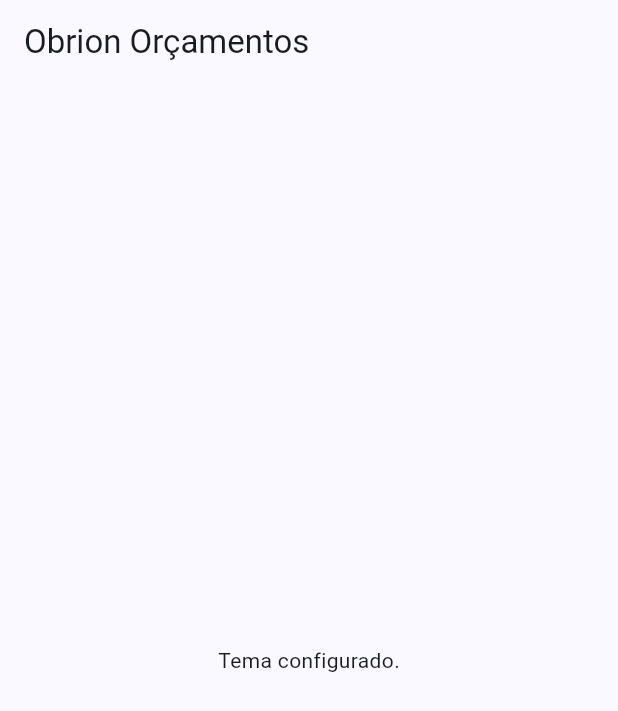
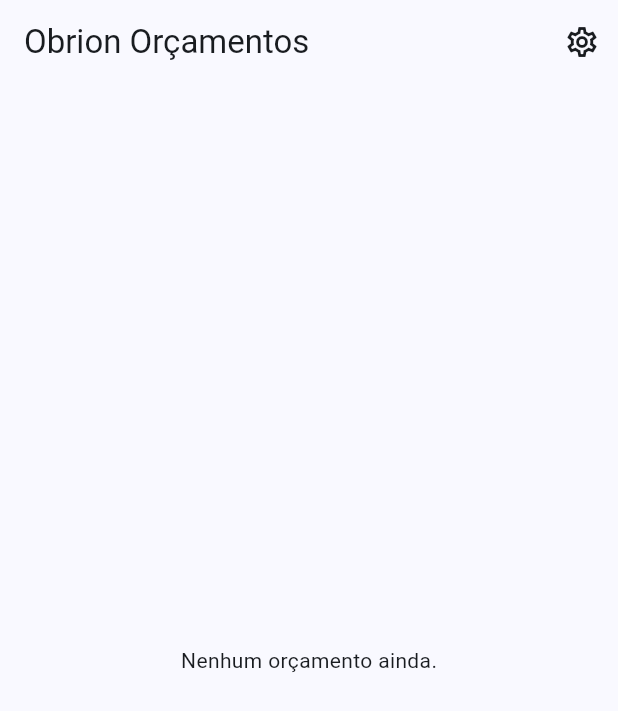
Before and after one commit to ractechdev-cell/obrion-orcamentos, a Flutter app: the screen it shows after launch, on a phone screen of 412 x 824 dp. Shown: the top 711 px of the screen. Run offline on Flutter 3.47's test engine with Material 3 defaults, Android fonts, the phone set to English and light mode, and no system bars; our stand-ins replace go_router.

Commit message:
feat: add navigation skeleton (go_router)
Rotas nomeadas centralizadas (AppRoutes) + GoRouter com duas rotas de
prova: home (placeholder até Clientes/Medição/Orçamento da Fase 1) e
settings (placeholder do módulo Settings do Core). main.dart passa a
usar MaterialApp.router.

Co-Authored-By: Claude Sonnet 5 <noreply@anthropic.com>

```diff
--- a/lib/main.dart
+++ b/lib/main.dart
@@ -1,5 +1,6 @@
 import 'package:flutter/material.dart';
 
+import 'routing/app_router.dart';
 import 'theme/app_theme.dart';
 
 void main() {
@@ -11,27 +12,13 @@ class ObrionOrcamentosApp extends StatelessWidget {
 
   @override
   Widget build(BuildContext context) {
-    return MaterialApp(
+    return MaterialApp.router(
       title: 'Obrion Orçamentos',
       debugShowCheckedModeBanner: false,
       theme: AppTheme.light(),
       darkTheme: AppTheme.dark(),
       themeMode: ThemeMode.system,
-      home: const _HomePlaceholder(),
+      routerConfig: appRouter,
     );
   }
 }
-
-/// Placeholder até a navegação (próximo passo da Fase 0) e as telas de
-/// negócio (Fase 1 — Clientes, Medição, Orçamento, PDF) existirem.
-class _HomePlaceholder extends StatelessWidget {
-  const _HomePlaceholder();
-
-  @override
-  Widget build(BuildContext context) {
-    return Scaffold(
-      appBar: AppBar(title: const Text('Obrion Orçamentos')),
-      body: const Center(child: Text('Tema configurado.')),
-    );
-  }
-}
--- /dev/null
+++ b/lib/routing/app_router.dart
@@ -0,0 +1,22 @@
+import 'package:go_router/go_router.dart';
+
+import '../screens/home_screen.dart';
+import '../screens/settings_screen.dart';
+import 'app_routes.dart';
+
+/// Esqueleto de navegação da Fase 0. Os módulos de negócio da Fase 1
+/// (Clientes, Medição, Lista de preços, Orçamento, PDF) entram aqui como
+/// novas rotas, sem precisar redesenhar esta estrutura.
+final appRouter = GoRouter(
+  initialLocation: AppRoutes.home,
+  routes: [
+    GoRoute(
+      path: AppRoutes.home,
+      builder: (context, state) => const HomeScreen(),
+    ),
+    GoRoute(
+      path: AppRoutes.settings,
+      builder: (context, state) => const SettingsScreen(),
+    ),
+  ],
+);
--- /dev/null
+++ b/lib/routing/app_routes.dart
@@ -0,0 +1,8 @@
+/// Caminhos de rota — nome centralizado para não espalhar strings soltas de
+/// navegação pelo app (mesma razão de não hardcodar cor: uma fonte única).
+class AppRoutes {
+  const AppRoutes._();
+
+  static const home = '/';
+  static const settings = '/settings';
+}
--- /dev/null
+++ b/lib/screens/home_screen.dart
@@ -0,0 +1,27 @@
+import 'package:flutter/material.dart';
+import 'package:go_router/go_router.dart';
+
+import '../routing/app_routes.dart';
+
+/// Placeholder até os módulos de negócio da Fase 1 (Clientes, Medição,
+/// Lista de preços, Orçamento, PDF) existirem — ver CLAUDE.md, roadmap.
+class HomeScreen extends StatelessWidget {
+  const HomeScreen({super.key});
+
+  @override
+  Widget build(BuildContext context) {
+    return Scaffold(
+      appBar: AppBar(
+        title: const Text('Obrion Orçamentos'),
+        actions: [
+          IconButton(
+            onPressed: () => context.push(AppRoutes.settings),
+            icon: const Icon(Icons.settings_outlined),
+            tooltip: 'Configurações',
+          ),
+        ],
+      ),
+      body: const Center(child: Text('Nenhum orçamento ainda.')),
+    );
+  }
+}
--- /dev/null
+++ b/lib/screens/settings_screen.dart
@@ -0,0 +1,15 @@
+import 'package:flutter/material.dart';
+
+/// Placeholder da tela de configurações (módulo Settings do Core —
+/// ver docs/APP_FACTORY_CORE.md).
+class SettingsScreen extends StatelessWidget {
+  const SettingsScreen({super.key});
+
+  @override
+  Widget build(BuildContext context) {
+    return Scaffold(
+      appBar: AppBar(title: const Text('Configurações')),
+      body: const Center(child: Text('Em breve.')),
+    );
+  }
+}
--- a/pubspec.yaml
+++ b/pubspec.yaml
@@ -34,6 +34,7 @@ dependencies:
   # The following adds the Cupertino Icons font to your application.
   # Use with the CupertinoIcons class for iOS style icons.
   cupertino_icons: ^1.0.8
+  go_router: ^17.5.0
 
 dev_dependencies:
   flutter_test:
```
Also changed, not shown: pubspec.lock, 1 other file.
